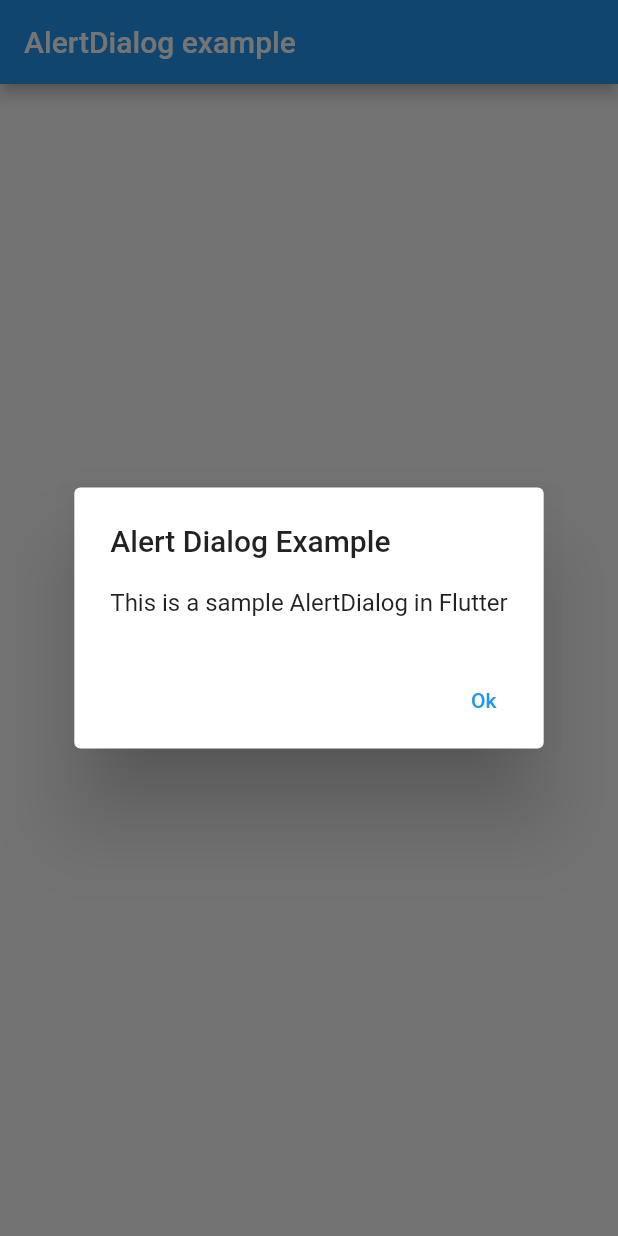
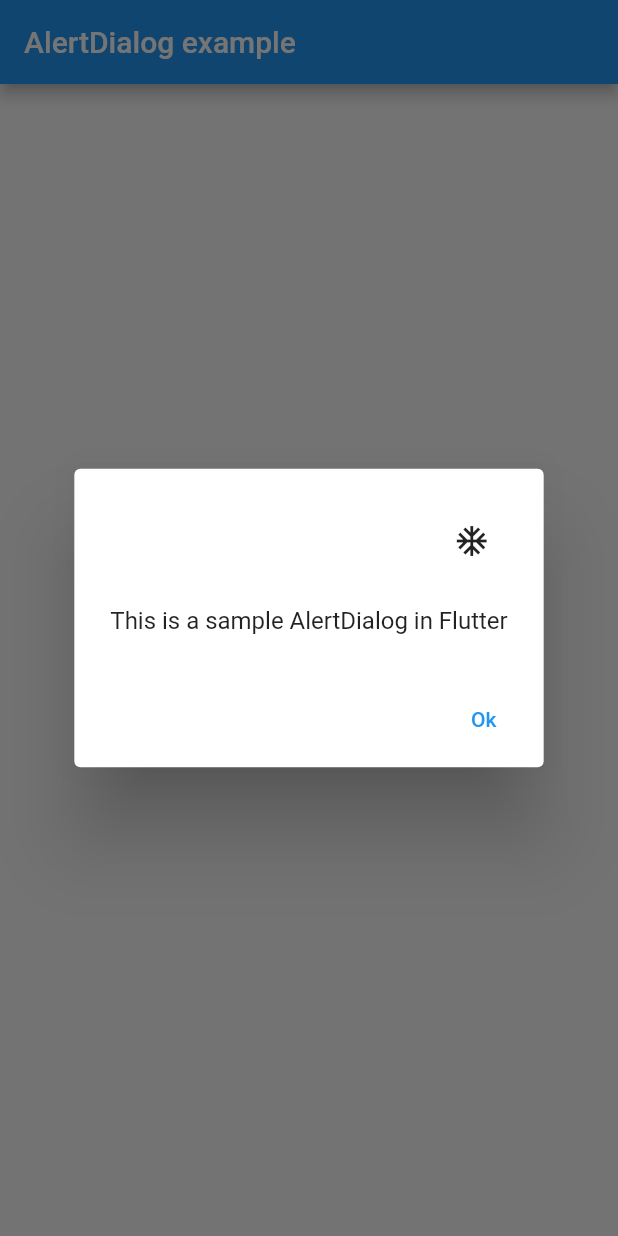
Before and after one commit to OtgonmunkhG/flutter-tasks, a Flutter app: the screen it shows after launch, after a tap on "Show AlertDialog", on a phone screen of 412 x 824 dp. Run offline on Flutter 3.47's test engine with Material 2 defaults, Android fonts, the light colour scheme and no system bars.

Commit message:
added: cross alignment end

```diff
--- a/alert_dialog/lib/alert_dialog.dart
+++ b/alert_dialog/lib/alert_dialog.dart
@@ -5,7 +5,13 @@ class AlertDialogExample extends StatelessWidget {
   void _showAlertDialog(BuildContext context) {
     showDialog(context: context, builder: (BuildContext context) {
       return AlertDialog(
-        title: Text("Alert Dialog Example"),
+        title: Column(
+          crossAxisAlignment: CrossAxisAlignment.end,
+          mainAxisAlignment: MainAxisAlignment.end,
+          children: [
+            IconButton(onPressed: () {}, icon: Icon(Icons.ac_unit))
+          ],
+        ),
         content: Text("This is a sample AlertDialog in Flutter"),
         actions: <Widget> [
           TextButton(onPressed: () {
```
Also changed, not shown: 1 other file.
